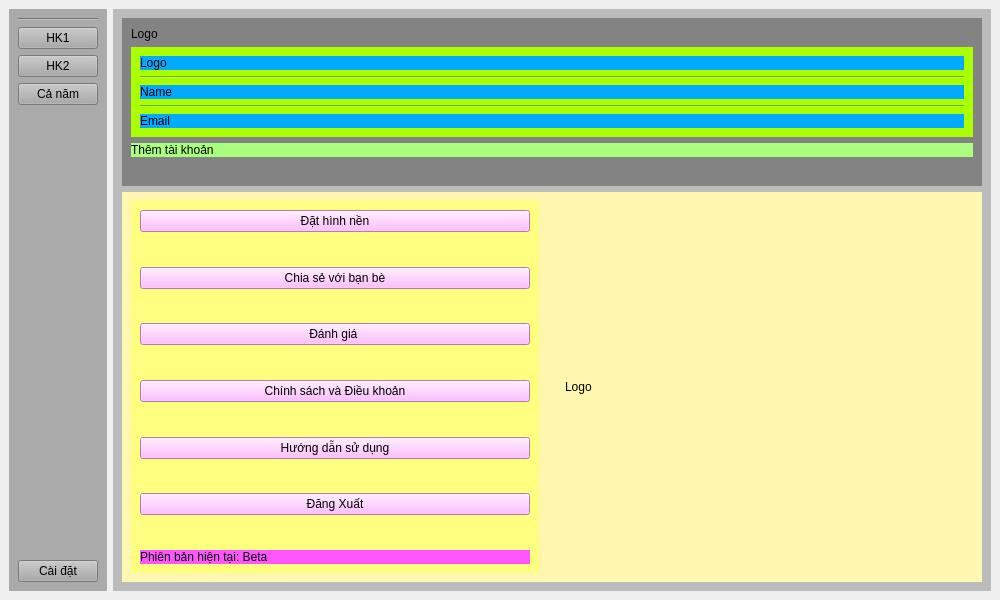
First picture: the form in ui/setting.ui, repository KietIT-bip-bip/PTA39-SPCK, before the edit.
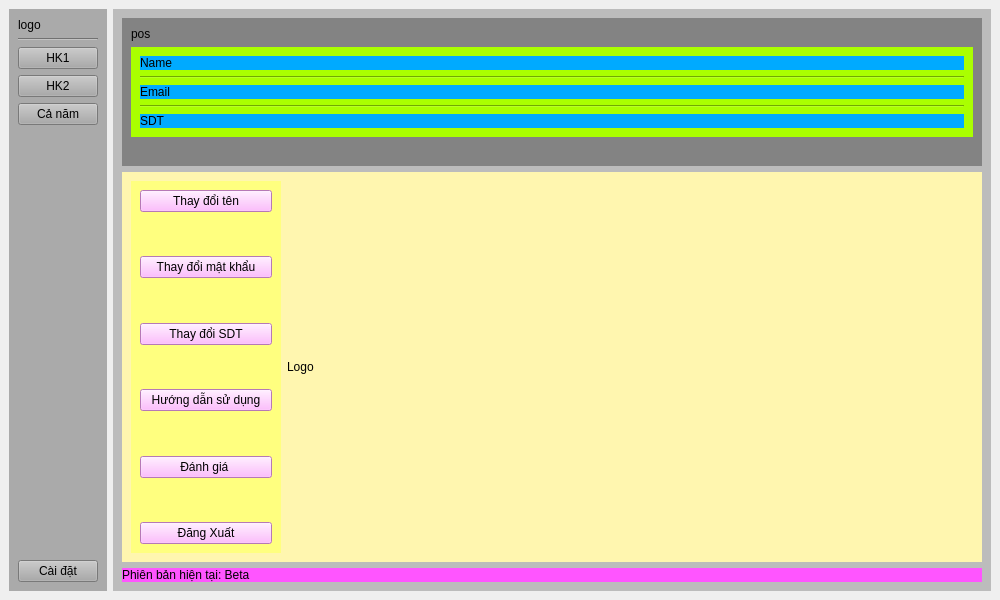
Second picture: the form after the edit.

Patch:
```diff
--- a/ui/setting.ui
+++ b/ui/setting.ui
@@ -33,6 +33,13 @@
        <string notr="true">background-color: rgb(170, 170, 170);</string>
       </property>
       <layout class="QVBoxLayout" name="verticalLayout">
+       <item>
+        <widget class="QLabel" name="label_2">
+         <property name="text">
+          <string>logo</string>
+         </property>
+        </widget>
+       </item>
        <item>
         <widget class="Line" name="line">
          <property name="orientation">
@@ -99,7 +106,7 @@
           <item>
            <widget class="QLabel" name="label">
             <property name="text">
-             <string>Logo</string>
+             <string>pos</string>
             </property>
            </widget>
           </item>
@@ -109,23 +116,6 @@
              <string notr="true">background-color: rgb(170, 255, 0);</string>
             </property>
             <layout class="QVBoxLayout" name="verticalLayout_2">
-             <item>
-              <widget class="QLabel" name="label_2">
-               <property name="styleSheet">
-                <string notr="true">background-color: rgb(0, 170, 255);</string>
-               </property>
-               <property name="text">
-                <string>Logo</string>
-               </property>
-              </widget>
-             </item>
-             <item>
-              <widget class="Line" name="line_3">
-               <property name="orientation">
-                <enum>Qt::Horizontal</enum>
-               </property>
-              </widget>
-             </item>
              <item>
               <widget class="QLabel" name="label_3">
                <property name="styleSheet">
@@ -153,19 +143,27 @@
                </property>
               </widget>
              </item>
+             <item>
+              <widget class="Line" name="line_3">
+               <property name="orientation">
+                <enum>Qt::Horizontal</enum>
+               </property>
+              </widget>
+             </item>
+             <item>
+              <widget class="QLabel" name="label_4">
+               <property name="styleSheet">
+                <string notr="true">
+background-color: rgb(0, 170, 255);</string>
+               </property>
+               <property name="text">
+                <string>SDT</string>
+               </property>
+              </widget>
+             </item>
             </layout>
            </widget>
           </item>
-          <item>
-           <widget class="QLabel" name="label_4">
-            <property name="styleSheet">
-             <string notr="true">background-color: rgb(170, 255, 127);</string>
-            </property>
-            <property name="text">
-             <string>Thêm tài khoản</string>
-            </property>
-           </widget>
-          </item>
           <item>
            <spacer name="horizontalSpacer_3">
             <property name="orientation">
@@ -190,6 +188,18 @@
          <layout class="QHBoxLayout" name="horizontalLayout">
           <item>
            <widget class="QWidget" name="widget_6" native="true">
+            <property name="minimumSize">
+             <size>
+              <width>150</width>
+              <height>0</height>
+             </size>
+            </property>
+            <property name="maximumSize">
+             <size>
+              <width>150</width>
+              <height>16777215</height>
+             </size>
+            </property>
             <property name="styleSheet">
              <string notr="true">background-color: rgb(255, 255, 127);</string>
             </property>
@@ -200,7 +210,7 @@
                 <string notr="true">background-color: rgb(255, 170, 255);</string>
                </property>
                <property name="text">
-                <string>Đặt hình nền</string>
+                <string>Thay đổi tên</string>
                </property>
               </widget>
              </item>
@@ -223,7 +233,7 @@
                 <string notr="true">background-color: rgb(255, 170, 255);</string>
                </property>
                <property name="text">
-                <string>Chia sẻ với bạn bè</string>
+                <string>Thay đổi mật khẩu</string>
                </property>
               </widget>
              </item>
@@ -240,41 +250,18 @@
                </property>
               </spacer>
              </item>
-             <item>
-              <widget class="QPushButton" name="pushButton_9">
-               <property name="styleSheet">
-                <string notr="true">background-color: rgb(255, 170, 255);</string>
-               </property>
-               <property name="text">
-                <string>Đánh giá </string>
-               </property>
-              </widget>
-             </item>
-             <item>
-              <spacer name="verticalSpacer_5">
-               <property name="orientation">
-                <enum>Qt::Vertical</enum>
-               </property>
-               <property name="sizeHint" stdset="0">
-                <size>
-                 <width>20</width>
-                 <height>40</height>
-                </size>
-               </property>
-              </spacer>
-             </item>
              <item>
               <widget class="QPushButton" name="pushButton_8">
                <property name="styleSheet">
                 <string notr="true">background-color: rgb(255, 170, 255);</string>
                </property>
                <property name="text">
-                <string>Chính sách và Điều khoản</string>
+                <string>Thay đổi SDT</string>
                </property>
               </widget>
              </item>
              <item>
-              <spacer name="verticalSpacer_6">
+              <spacer name="verticalSpacer_5">
                <property name="orientation">
                 <enum>Qt::Vertical</enum>
                </property>
@@ -296,6 +283,29 @@
                </property>
               </widget>
              </item>
+             <item>
+              <spacer name="verticalSpacer_6">
+               <property name="orientation">
+                <enum>Qt::Vertical</enum>
+               </property>
+               <property name="sizeHint" stdset="0">
+                <size>
+                 <width>20</width>
+                 <height>40</height>
+                </size>
+               </property>
+              </spacer>
+             </item>
+             <item>
+              <widget class="QPushButton" name="pushButton_9">
+               <property name="styleSheet">
+                <string notr="true">background-color: rgb(255, 170, 255);</string>
+               </property>
+               <property name="text">
+                <string>Đánh giá </string>
+               </property>
+              </widget>
+             </item>
              <item>
               <spacer name="verticalSpacer_7">
                <property name="orientation">
@@ -319,45 +329,9 @@
                </property>
               </widget>
              </item>
-             <item>
-              <spacer name="verticalSpacer_8">
-               <property name="orientation">
-                <enum>Qt::Vertical</enum>
-               </property>
-               <property name="sizeHint" stdset="0">
-                <size>
-                 <width>20</width>
-                 <height>40</height>
-                </size>
-               </property>
-              </spacer>
-             </item>
-             <item>
-              <widget class="QLabel" name="label_6">
-               <property name="styleSheet">
-                <string notr="true">background-color: rgb(255, 85, 255);</string>
-               </property>
-               <property name="text">
-                <string>Phiên bản hiện tại: Beta</string>
-               </property>
-              </widget>
-             </item>
             </layout>
            </widget>
           </item>
-          <item>
-           <spacer name="verticalSpacer_2">
-            <property name="orientation">
-             <enum>Qt::Vertical</enum>
-            </property>
-            <property name="sizeHint" stdset="0">
-             <size>
-              <width>20</width>
-              <height>40</height>
-             </size>
-            </property>
-           </spacer>
-          </item>
           <item>
            <widget class="QLabel" name="label_7">
             <property name="text">
@@ -368,6 +342,16 @@
          </layout>
         </widget>
        </item>
+       <item>
+        <widget class="QLabel" name="label_6">
+         <property name="styleSheet">
+          <string notr="true">background-color: rgb(255, 85, 255);</string>
+         </property>
+         <property name="text">
+          <string>Phiên bản hiện tại: Beta</string>
+         </property>
+        </widget>
+       </item>
       </layout>
      </widget>
     </item>
```
